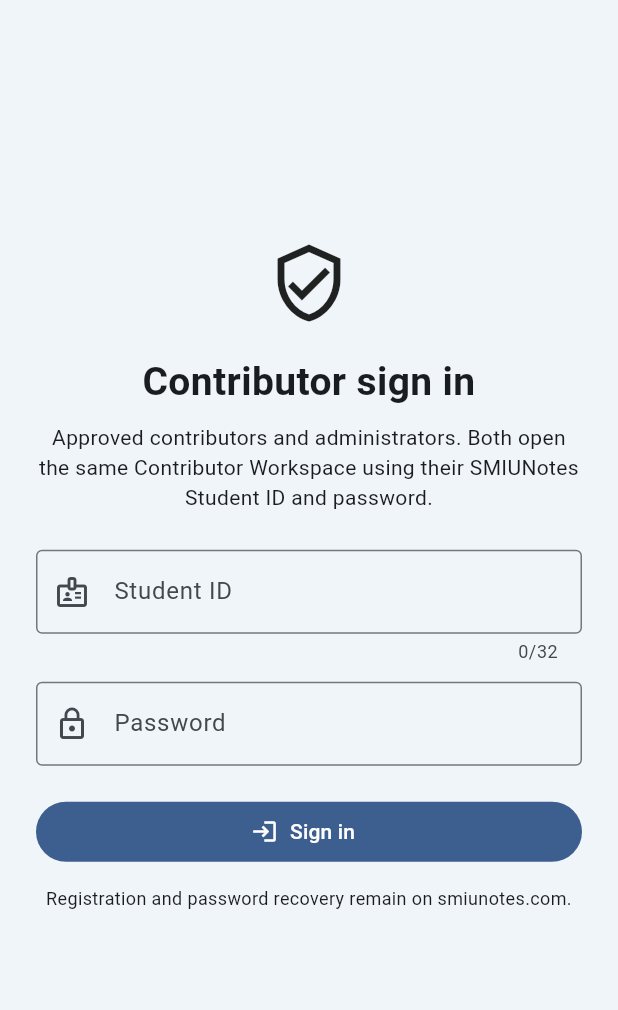
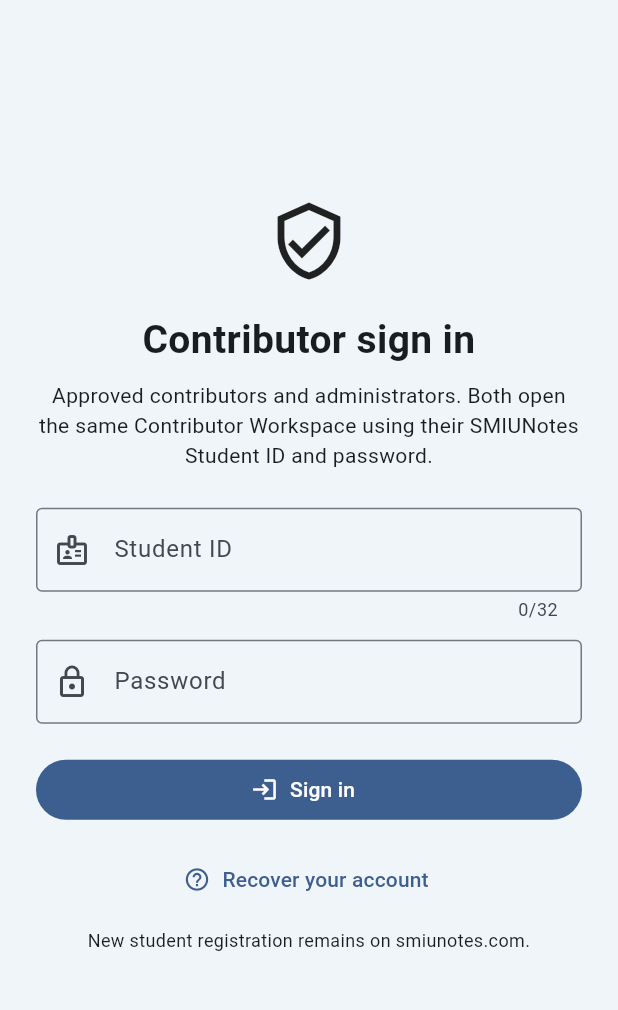
Before and after one commit to Basheer-1/smiunotes-contributers-app, a Flutter app: the screen it shows after launch, on a phone screen of 412 x 824 dp, the part 84-1094 px from its top. Run offline on Flutter 3.47's test engine with Material 3 defaults, Android fonts, the phone set to English and light mode, and no system bars; our stand-ins replace file_picker, flutter_secure_storage, material_ui, webview_flutter.

Commit message:
feat(recovery): link native website-parity recovery form from contributor sign-in

```diff
--- a/lib/main.dart
+++ b/lib/main.dart
@@ -5,6 +5,7 @@ import 'contributor_avatar.dart';
 import 'contributor_api.dart';
 import 'contributor_challenge.dart';
 import 'contributor_draft_details_page.dart';
+import 'contributor_recovery_page.dart';
 
 void main() => runApp(const ContributorsApp());
 
@@ -312,7 +313,17 @@ class _ContributorHomeState extends State<ContributorHome> {
           FilledButton.icon(onPressed: busy ? null : _signIn,
             icon: const Icon(Icons.login), label: const Text('Sign in')),
           const SizedBox(height: 12),
-          const Text('Registration and password recovery remain on smiunotes.com.',
+          TextButton.icon(
+            onPressed: busy ? null : () async {
+              await Navigator.of(context).push(MaterialPageRoute<void>(
+                builder: (_) => ContributorRecoveryPage(api: api),
+              ));
+            },
+            icon: const Icon(Icons.help_outline),
+            label: const Text('Recover your account'),
+          ),
+          const SizedBox(height: 8),
+          const Text('New student registration remains on smiunotes.com.',
             textAlign: TextAlign.center, style: TextStyle(fontSize: 12)),
         ],
       ),
```
